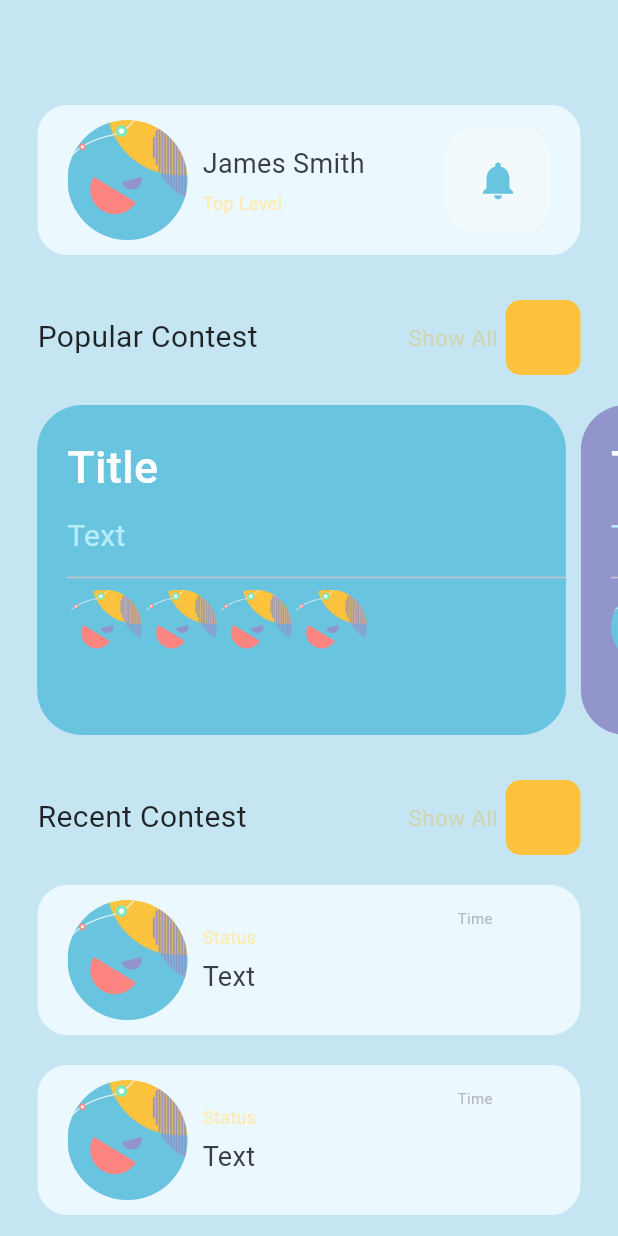
After one commit to zhangzunke/flutter_getx_app, a Flutter app: the ContentPage screen opened by its route, on a phone screen of 412 x 824 dp. The commit adds this screen. Run offline on Flutter 3.47's test engine with Material 3 defaults, Android fonts, the phone set to English and light mode, and no system bars; our stand-ins replace get.

Commit message:
add content page

```diff
--- /dev/null
+++ b/lib/content_page.dart
@@ -0,0 +1,319 @@
+import 'package:flutter/material.dart';
+import 'package:flutter_getx_app/my_detail_page.dart';
+import 'package:get/get.dart';
+
+class ContentPage extends StatefulWidget {
+  const ContentPage({super.key});
+
+  @override
+  State<ContentPage> createState() => _ContentPageState();
+}
+
+class _ContentPageState extends State<ContentPage> {
+  @override
+  Widget build(BuildContext context) {
+    double width = MediaQuery.of(context).size.width;
+    double height = MediaQuery.of(context).size.height;
+    int _currentIndex = 0;
+    return Scaffold(
+      body: Container(
+        padding: EdgeInsets.only(top: 70),
+        color: Color(0xFFc5e5f3),
+        child: Column(
+          children: [
+            // James Smith
+            Container(
+              width: width,
+              height: 100,
+              margin: EdgeInsets.only(left: 25, right: 25),
+              decoration: BoxDecoration(
+                color: Color(0xFFebf8fd),
+                borderRadius: BorderRadius.circular(20),
+              ),
+              child: Container(
+                padding: EdgeInsets.only(left: 20, right: 20),
+                child: Row(
+                  children: [
+                    CircleAvatar(
+                      backgroundImage: AssetImage('images/background.jpg'),
+                      radius: 40,
+                    ),
+                    SizedBox(width: 10),
+                    Column(
+                      mainAxisAlignment: MainAxisAlignment.center,
+                      crossAxisAlignment: CrossAxisAlignment.start,
+                      children: [
+                        Text(
+                          'James Smith',
+                          style: TextStyle(
+                            fontSize: 18,
+                            decoration: TextDecoration.none,
+                            color: Color(0xFF3b3f42),
+                          ),
+                        ),
+                        SizedBox(height: 5),
+                        Text(
+                          'Top Level',
+                          style: TextStyle(
+                            fontSize: 12,
+                            decoration: TextDecoration.none,
+                            color: Color(0xFFfdebb2),
+                          ),
+                        ),
+                      ],
+                    ),
+                    Expanded(child: Container()),
+                    Container(
+                      width: 70,
+                      height: 70,
+                      decoration: BoxDecoration(
+                        color: Color(0xFFf3fafc),
+                        borderRadius: BorderRadius.circular(20),
+                      ),
+                      child: Center(
+                        child: Icon(
+                          Icons.notifications,
+                          size: 30,
+                          color: Color(0xFF69c5df),
+                        ),
+                      ),
+                    ),
+                  ],
+                ),
+              ),
+            ),
+            SizedBox(height: 30),
+            // Popular Contest
+            Container(
+              padding: EdgeInsets.only(left: 25, right: 25),
+              child: Row(
+                children: [
+                  Text(
+                    'Popular Contest',
+                    style: TextStyle(
+                      fontSize: 20,
+                      decoration: TextDecoration.none,
+                      color: Color(0xFF1f2326),
+                    ),
+                  ),
+                  Expanded(child: Container()),
+                  Text(
+                    'Show All',
+                    style: TextStyle(
+                      fontSize: 15,
+                      decoration: TextDecoration.none,
+                      color: Color(0xFFcfd5b3),
+                    ),
+                  ),
+                  SizedBox(width: 5),
+                  Container(
+                    width: 50,
+                    height: 50,
+                    decoration: BoxDecoration(
+                      color: Color(0xFFfdc33c),
+                      borderRadius: BorderRadius.circular(10),
+                    ),
+                    child: GestureDetector(),
+                  ),
+                ],
+              ),
+            ),
+            SizedBox(height: 20),
+            // Page View
+            Container(
+              height: 220,
+              child: PageView.builder(
+                controller: PageController(viewportFraction: 0.88),
+                itemCount: 4,
+                itemBuilder: (context, index) {
+                  return GestureDetector(
+                    onTap: () {
+                      Get.toNamed('/detail');
+                    },
+                    child: Container(
+                      padding: EdgeInsets.only(left: 20, top: 20),
+                      height: 220,
+                      width: width - 20,
+                      margin: EdgeInsets.only(right: 10),
+                      decoration: BoxDecoration(
+                        borderRadius: BorderRadius.circular(30),
+                        color: index.isEven
+                            ? Color(0xFF69c5df)
+                            : Color(0xFF9294cc),
+                      ),
+                      child: Column(
+                        children: [
+                          Container(
+                            child: Row(
+                              children: [
+                                Text(
+                                  'Title',
+                                  style: TextStyle(
+                                    fontSize: 30,
+                                    fontWeight: FontWeight.w500,
+                                    color: Colors.white,
+                                  ),
+                                ),
+                                Expanded(child: Container()),
+                              ],
+                            ),
+                          ),
+                          SizedBox(height: 10),
+                          Container(
+                            width: width,
+                            child: Text(
+                              'Text',
+                              style: TextStyle(
+                                color: Color(0xFFb8eefc),
+                                fontSize: 20,
+                              ),
+                            ),
+                          ),
+                          SizedBox(height: 5),
+                          Divider(thickness: 1.0),
+                          Row(
+                            children: [
+                              for (int i = 0; i < 4; i++)
+                                Container(
+                                  width: 50,
+                                  height: 50,
+                                  child: Container(
+                                    decoration: BoxDecoration(
+                                      borderRadius: BorderRadius.circular(25),
+                                      image: DecorationImage(
+                                        image: AssetImage(
+                                          'images/background.jpg',
+                                        ),
+                                        fit: BoxFit.cover,
+                                      ),
+                                    ),
+                                  ),
+                                ),
+                            ],
+                          ),
+                        ],
+                      ),
+                    ),
+                  );
+                },
+              ),
+            ),
+            SizedBox(height: 30),
+            // Recent Contest
+            Container(
+              padding: EdgeInsets.only(left: 25, right: 25),
+              child: Row(
+                children: [
+                  Text(
+                    'Recent Contest',
+                    style: TextStyle(
+                      fontSize: 20,
+                      decoration: TextDecoration.none,
+                      color: Color(0xFF1f2326),
+                    ),
+                  ),
+                  Expanded(child: Container()),
+                  Text(
+                    'Show All',
+                    style: TextStyle(
+                      fontSize: 15,
+                      decoration: TextDecoration.none,
+                      color: Color(0xFFcfd5b3),
+                    ),
+                  ),
+                  SizedBox(width: 5),
+                  Container(
+                    width: 50,
+                    height: 50,
+                    decoration: BoxDecoration(
+                      color: Color(0xFFfdc33c),
+                      borderRadius: BorderRadius.circular(10),
+                    ),
+                    child: GestureDetector(),
+                  ),
+                ],
+              ),
+            ),
+            SizedBox(height: 20),
+            //Expanded List View
+            Expanded(
+              child: MediaQuery.removePadding(
+                removeTop: true,
+                context: context,
+                child: ListView.builder(
+                  shrinkWrap: true,
+                  scrollDirection: Axis.vertical,
+                  itemCount: 4,
+                  itemBuilder: (context, index) {
+                    return Container(
+                      width: width,
+                      height: 100,
+                      margin: EdgeInsets.only(left: 25, right: 25, bottom: 20),
+                      decoration: BoxDecoration(
+                        color: Color(0xFFebf8fd),
+                        borderRadius: BorderRadius.circular(20),
+                      ),
+                      child: Container(
+                        padding: EdgeInsets.only(left: 20, right: 20),
+                        child: Row(
+                          children: [
+                            CircleAvatar(
+                              backgroundImage: AssetImage(
+                                'images/background.jpg',
+                              ),
+                              radius: 40,
+                            ),
+                            SizedBox(width: 10),
+                            Column(
+                              mainAxisAlignment: MainAxisAlignment.center,
+                              crossAxisAlignment: CrossAxisAlignment.start,
+                              children: [
+                                Text(
+                                  'Status',
+                                  style: TextStyle(
+                                    fontSize: 12,
+                                    decoration: TextDecoration.none,
+                                    color: Color(0xFFfdebb2),
+                                  ),
+                                ),
+                                SizedBox(height: 5),
+                                SizedBox(
+                                  width: 170,
+                                  child: Text(
+                                    'Text',
+                                    style: TextStyle(
+                                      fontSize: 18,
+                                      decoration: TextDecoration.none,
+                                      color: Color(0xFF3b3f42),
+                                    ),
+                                  ),
+                                ),
+                              ],
+                            ),
+                            Expanded(child: Container()),
+                            Container(
+                              width: 70,
+                              height: 70,
+                              child: Text(
+                                'Time',
+                                style: TextStyle(
+                                  fontSize: 10,
+                                  decoration: TextDecoration.none,
+                                  color: Color(0xFFb2b8bb),
+                                ),
+                              ),
+                            ),
+                          ],
+                        ),
+                      ),
+                    );
+                  },
+                ),
+              ),
+            ),
+          ],
+        ),
+      ),
+    );
+  }
+}
--- a/lib/main.dart
+++ b/lib/main.dart
@@ -1,4 +1,6 @@
 import 'package:flutter/material.dart';
+import 'package:flutter_getx_app/content_page.dart';
+import 'package:flutter_getx_app/my_detail_page.dart';
 import 'package:flutter_getx_app/my_home_page.dart';
 import 'package:get/get.dart';
 
@@ -16,7 +18,11 @@ class MyApp extends StatelessWidget {
       title: 'Flutter Demo',
       theme: ThemeData(primarySwatch: Colors.blue),
       initialRoute: '/',
-      getPages: [GetPage(name: '/', page: () => const MyHomePage())],
+      getPages: [
+        GetPage(name: '/', page: () => const MyHomePage()),
+        GetPage(name: '/content', page: () => const ContentPage()),
+        GetPage(name: '/detail', page: () => const DetailPage()),
+      ],
     );
   }
 }
```
